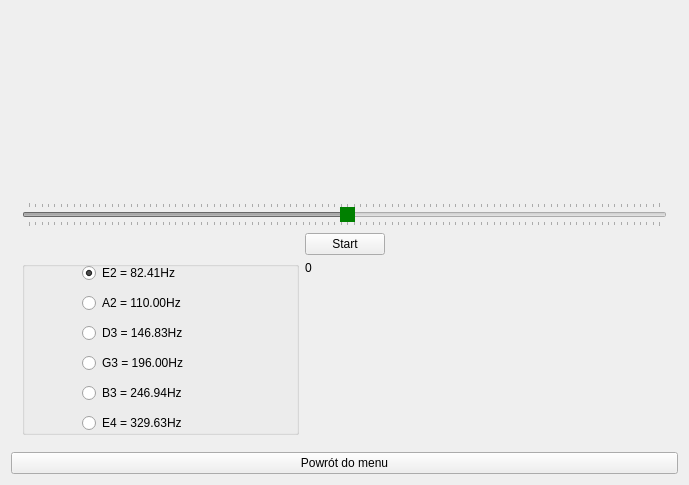
Before: the Qt Designer form mainwindow.ui in december0123/dzwiekspert, drawn with Qt 5.
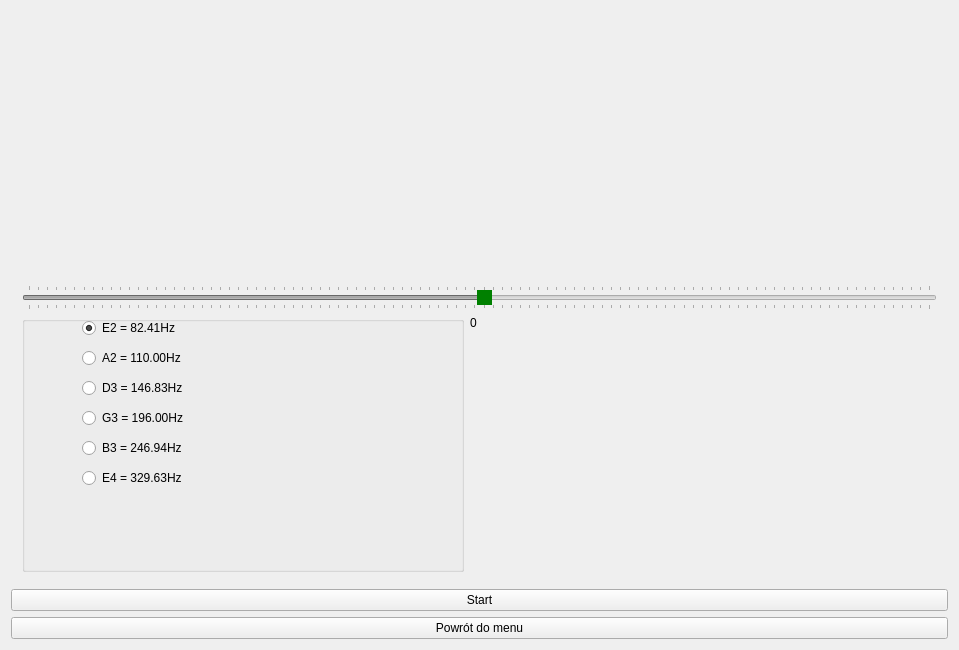
After: the same form once the commit is applied. The open tabs and pages were chosen to show the change.

The edit to the form file:
```diff
--- a/mainwindow.ui
+++ b/mainwindow.ui
@@ -6,8 +6,8 @@
    <rect>
     <x>0</x>
     <y>0</y>
-    <width>689</width>
-    <height>485</height>
+    <width>959</width>
+    <height>650</height>
    </rect>
   </property>
   <property name="windowTitle">
@@ -102,7 +102,7 @@
       </widget>
       <widget class="QWidget" name="tuner">
        <layout class="QGridLayout" name="gridLayout_2">
-        <item row="4" column="0" rowspan="2">
+        <item row="3" column="0" rowspan="2">
          <widget class="QGroupBox" name="groupBox">
           <property name="title">
            <string/>
@@ -190,7 +190,7 @@
           </widget>
          </widget>
         </item>
-        <item row="5" column="1">
+        <item row="4" column="1">
          <spacer name="verticalSpacer_2">
           <property name="orientation">
            <enum>Qt::Vertical</enum>
@@ -203,7 +203,7 @@
           </property>
          </spacer>
         </item>
-        <item row="4" column="1">
+        <item row="3" column="1">
          <widget class="QLabel" name="currFreq">
           <property name="text">
            <string>0</string>
@@ -259,19 +259,6 @@
           </property>
          </widget>
         </item>
-        <item row="3" column="1">
-         <widget class="QPushButton" name="tunerStateBtn">
-          <property name="text">
-           <string>Start</string>
-          </property>
-          <property name="checkable">
-           <bool>true</bool>
-          </property>
-          <property name="checked">
-           <bool>false</bool>
-          </property>
-         </widget>
-        </item>
         <item row="0" column="0" colspan="3">
          <spacer name="verticalSpacer">
           <property name="orientation">
@@ -366,6 +353,19 @@
       </widget>
      </widget>
     </item>
+    <item>
+     <widget class="QPushButton" name="tunerStateBtn">
+      <property name="enabled">
+       <bool>true</bool>
+      </property>
+      <property name="text">
+       <string>Start</string>
+      </property>
+      <property name="checkable">
+       <bool>true</bool>
+      </property>
+     </widget>
+    </item>
     <item>
      <widget class="QPushButton" name="goToMenu">
       <property name="text">
```
Left out of the diff: 2 changed lines with no effect on the pictures.
